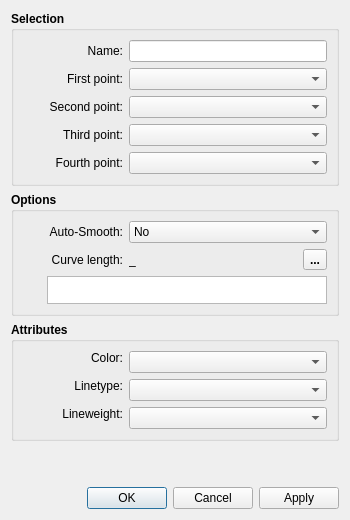
Qt form src/libs/vtools/dialogs/tools/dialogcubicbezier.ui (FashionFreedom/Seamly2D) before a commit.
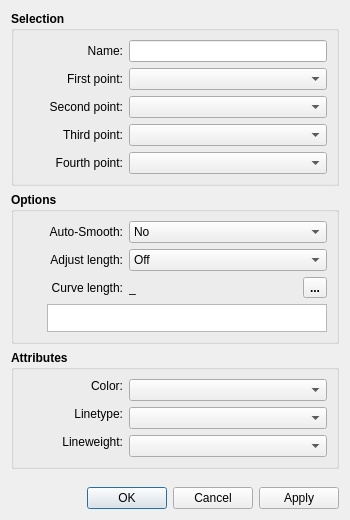
The same form after that commit. Icons and pictures are not drawn. Custom widgets are drawn as their Qt base class.

Commit message: feat: add Adjust Length dropdown and Curve Length defaults to UI

What changed in the file:
```diff
--- a/src/libs/vtools/dialogs/tools/dialogcubicbezier.ui
+++ b/src/libs/vtools/dialogs/tools/dialogcubicbezier.ui
@@ -339,6 +339,68 @@
         </item>
        </layout>
       </item>
+      <item>
+       <layout class="QHBoxLayout" name="hLayoutLengthMode">
+        <item>
+         <widget class="QLabel" name="labelLengthMode">
+          <property name="minimumSize">
+           <size>
+            <width>100</width>
+            <height>0</height>
+           </size>
+          </property>
+          <property name="font">
+           <font>
+            <pointsize>9</pointsize>
+            <bold>false</bold>
+           </font>
+          </property>
+          <property name="text">
+           <string>Adjust length:</string>
+          </property>
+          <property name="alignment">
+           <set>Qt::AlignRight|Qt::AlignTrailing|Qt::AlignVCenter</set>
+          </property>
+         </widget>
+        </item>
+        <item>
+         <widget class="QComboBox" name="comboBoxLengthMode">
+          <property name="sizePolicy">
+           <sizepolicy hsizetype="Expanding" vsizetype="Fixed">
+            <horstretch>0</horstretch>
+            <verstretch>0</verstretch>
+           </sizepolicy>
+          </property>
+          <property name="font">
+           <font>
+            <pointsize>9</pointsize>
+            <bold>false</bold>
+           </font>
+          </property>
+          <item>
+           <property name="text">
+            <string>Off</string>
+           </property>
+          </item>
+          <item>
+           <property name="text">
+            <string>Start</string>
+           </property>
+          </item>
+          <item>
+           <property name="text">
+            <string>End</string>
+           </property>
+          </item>
+          <item>
+           <property name="text">
+            <string>Both</string>
+           </property>
+          </item>
+         </widget>
+        </item>
+       </layout>
+      </item>
       <item>
        <layout class="QHBoxLayout" name="hLayoutCurveLenLabel">
         <item>
```
The commit also changes 12 other files.
